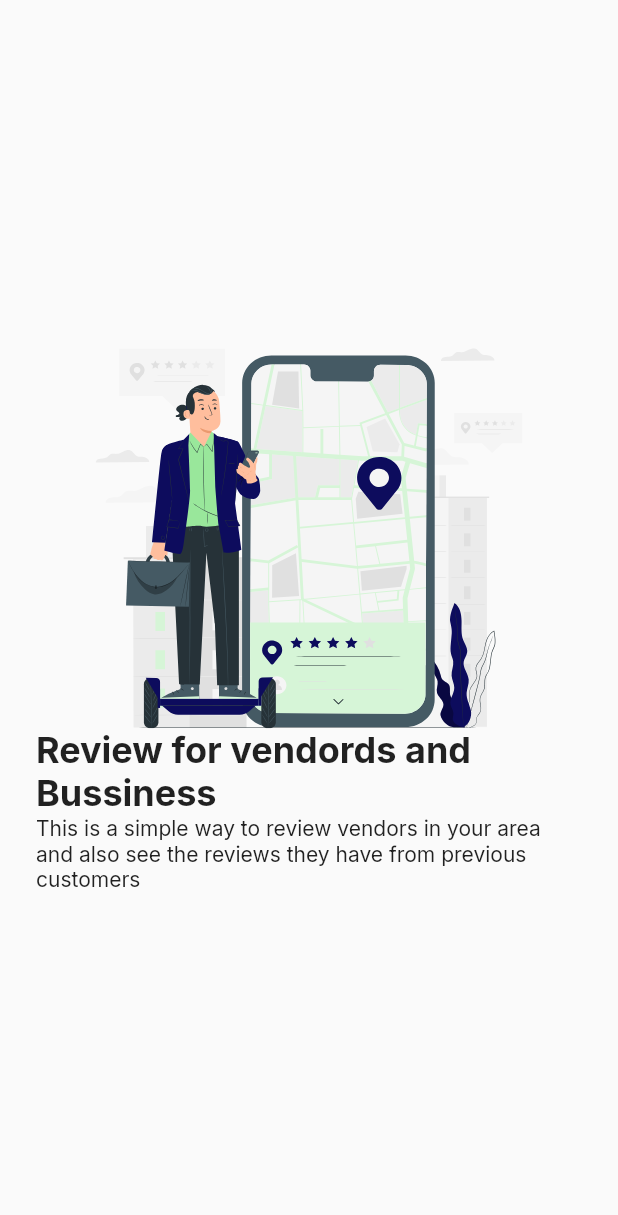
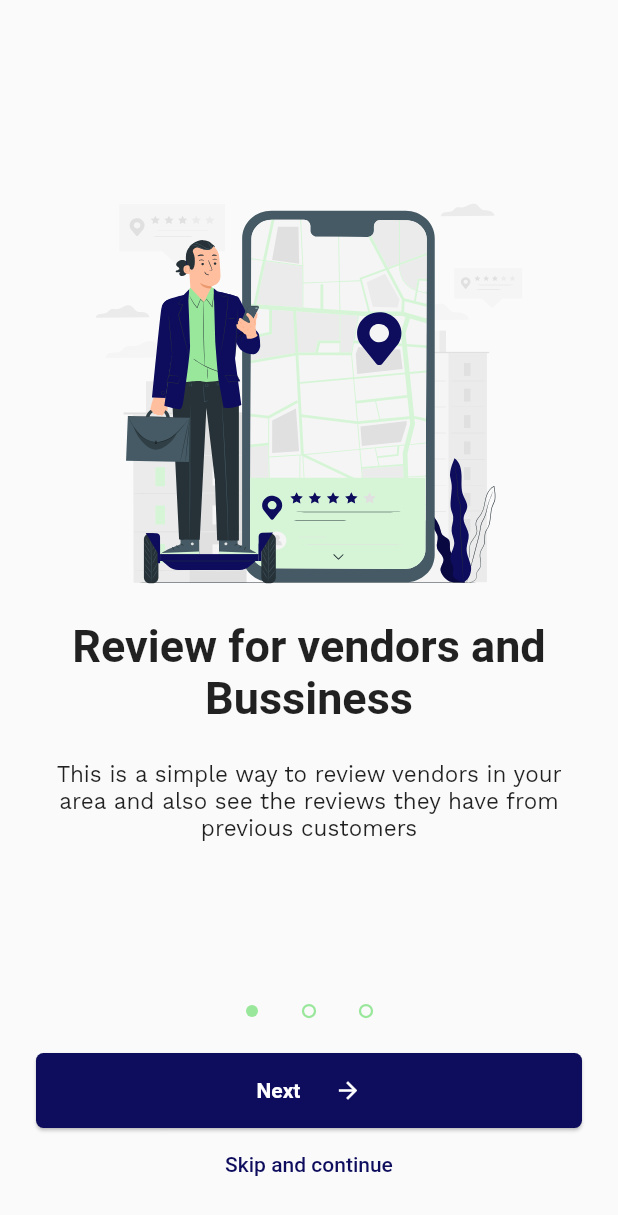
Before and after one commit to presh-devs/siwes_project, a Flutter app: the OnboardingPage screen opened directly, on a phone screen of 412 x 824 dp. Shown: the top 1215 px of the screen. Run offline on Flutter 3.47's test engine with Material 2 defaults, Android fonts, the light colour scheme and no system bars; drawn by our look-alikes of smooth_page_indicator; our stand-ins replace connectivity_plus, flutter_riverpod, flutter_svg, google_fonts; Roboto replaces fonts that are missing (Georama).

Commit message:
feat: implemented onboarding page

```diff
--- /dev/null
+++ b/siwes_project/lib/common_widgets/app_button.dart
@@ -0,0 +1,27 @@
+
+import 'package:flutter/material.dart';
+import 'package:siwes_project/contstants/colors.dart';
+
+class AppButton extends StatelessWidget {
+  const AppButton({
+    super.key, required this.onPressed, required this.child,
+  });
+
+final VoidCallback onPressed;
+final Widget child;
+  @override
+  Widget build(BuildContext context) {
+    return     ElevatedButton(onPressed: onPressed,
+    style: ElevatedButton.styleFrom(
+      backgroundColor: ProjectColors.primaryColor,
+      foregroundColor: Colors.white,
+      minimumSize: const Size(double.infinity, 50),
+      shape: RoundedRectangleBorder(
+        borderRadius: BorderRadius.circular(5)
+
+
+      )
+    ),
+    child: child);
+  }
+}
--- a/siwes_project/lib/contstants/colors.dart
+++ b/siwes_project/lib/contstants/colors.dart
@@ -6,4 +6,5 @@ class ProjectColors{
   // The colors can be accessed by calling ProjectColor.<name of color>
 
   static const Color primaryColor =  Color(0xFF0D0C5D);
+ static const Color primaryGreen =  Color(0xFF99E79B);
  }
--- a/siwes_project/lib/contstants/constants.dart
+++ b/siwes_project/lib/contstants/constants.dart
@@ -8,4 +8,5 @@ class ProjectConstants {
 
 
   static const EdgeInsets generalPadding = EdgeInsets.all(24);
+  static const SizedBox largeSpacing = SizedBox(height: 24);
 }
--- /dev/null
+++ b/siwes_project/lib/features/onboarding/domain/onboarding_model.dart
@@ -0,0 +1,29 @@
+import 'package:siwes_project/contstants/strings.dart';
+
+class OnBoardItem {
+  final String header, description, image;
+
+  OnBoardItem({
+    required this.header,
+    required this.description,
+    required this.image,
+  });
+}
+
+List<OnBoardItem> onBoardingPages = [
+  OnBoardItem(
+      header: 'Review for vendors and Bussiness',
+      description:
+          'This is a simple way to review vendors in your area and also see the reviews they have from previous customers',
+      image: ProjectStrings.onboardingImage1),
+  OnBoardItem(
+      header: 'Rate Businesses after transaction',
+      description:
+          'This is a simple way to review vendors in your area and also see the reviews they have from previous customers',
+      image: ProjectStrings.onboardingImage2),
+  OnBoardItem(
+      header: 'Choose vendors based on reviews',
+      description:
+          'This is a simple way to review vendors in your area and also see the reviews they have from previous customers',
+      image: ProjectStrings.onboardingImage3),
+];
--- /dev/null
+++ b/siwes_project/lib/features/onboarding/provider/onboarding_provider.dart
@@ -0,0 +1,23 @@
+
+import 'package:flutter_riverpod/flutter_riverpod.dart';
+
+class PageNotifier extends StateNotifier<int> {
+  PageNotifier() : super(0);
+
+  changePage() {
+    if (state < 2) {
+      state = state + 1;
+    } else {
+      return;
+    }
+  }
+
+  dotClicked(index) {
+    state = index;
+
+  }
+}
+
+final pageProvider = StateNotifierProvider<PageNotifier, int>((ref) {
+  return PageNotifier();
+});
--- a/siwes_project/lib/features/onboarding/views/onboarding_page.dart
+++ b/siwes_project/lib/features/onboarding/views/onboarding_page.dart
@@ -1,25 +1,106 @@
 import 'package:flutter/material.dart';
+import 'package:flutter_riverpod/flutter_riverpod.dart';
 import 'package:flutter_svg/svg.dart';
+import 'package:google_fonts/google_fonts.dart';
+import 'package:siwes_project/common_widgets/app_button.dart';
+import 'package:siwes_project/contstants/colors.dart';
+
 import 'package:siwes_project/contstants/constants.dart';
-import 'package:siwes_project/contstants/strings.dart';
 
-class OnboardingPage extends StatelessWidget {
+import 'package:siwes_project/features/onboarding/domain/onboarding_model.dart';
+import 'package:siwes_project/features/onboarding/provider/onboarding_provider.dart';
+import 'package:smooth_page_indicator/smooth_page_indicator.dart';
+
+class OnboardingPage extends ConsumerStatefulWidget {
   const OnboardingPage({super.key});
 
   @override
+  ConsumerState<ConsumerStatefulWidget> createState() => _State();
+}
+
+class _State extends ConsumerState<OnboardingPage> {
+  @override
   Widget build(BuildContext context) {
-    return  Scaffold(
+    int currentPage = ref.watch(pageProvider);
+    return Scaffold(
       body: Padding(
-        padding:ProjectConstants.generalPadding,
+        padding: ProjectConstants.generalPadding,
         child: Column(
-          mainAxisAlignment: MainAxisAlignment.center,
           children: [
-          SvgPicture.asset(ProjectStrings.onboardingImage1),
-          Align(
-            alignment: Alignment.center,
-            child: const Text('Review for vendords and Bussiness', style: TextStyle(fontSize: 24, fontWeight: FontWeight.w700),)),
-          const Text('This is a simple way to review vendors in your area and also see the reviews they have from previous customers'),
-        ],),
+            Expanded(
+              child: PageView.builder(
+                itemCount: onBoardingPages.length,
+                physics: const NeverScrollableScrollPhysics(),
+                //onPageChanged: (value) => ref.read(pageProvider.notifier).changePage(),
+                itemBuilder: (context, index) => Column(
+                  mainAxisAlignment: MainAxisAlignment.center,
+                  children: [
+                    SvgPicture.asset(onBoardingPages[currentPage].image),
+                    ProjectConstants.largeSpacing,
+                    Text(
+                      onBoardingPages[currentPage].header,
+                      style: GoogleFonts.georama(
+                          fontSize: 30, fontWeight: FontWeight.w700),
+                      //  const TextStyle(
+                      //     fontSize: 24, fontWeight: FontWeight.w700),
+                      textAlign: TextAlign.center,
+                    ),
+                    ProjectConstants.largeSpacing,
+                    Text(
+                      onBoardingPages[index].description,
+                      style: GoogleFonts.workSans(
+                        fontWeight: FontWeight.w400,
+                        fontSize: 15,
+                      ),
+                      textAlign: TextAlign.center,
+                    ),
+                  ],
+                ),
+              ),
+            ),
+            AnimatedSmoothIndicator(
+              activeIndex: currentPage,
+              count: 3,
+              effect: const SlideEffect(
+                  spacing: 30.0,
+                  radius: 8.0,
+                  dotWidth: 8.0,
+                  dotHeight: 8.0,
+                  paintStyle: PaintingStyle.stroke,
+                  strokeWidth: 1.5,
+                  dotColor: ProjectColors.primaryGreen,
+                  activeDotColor: ProjectColors.primaryGreen),
+              onDotClicked: (index) {
+                ref.read(pageProvider.notifier).dotClicked(index);
+              },
+            ),
+            ProjectConstants.largeSpacing,
+            AppButton(
+                child: const SizedBox(
+                  width: 70,
+                  child: Row(
+                    mainAxisAlignment: MainAxisAlignment.spaceBetween,
+                    children: [
+                      Text('Next',style: TextStyle(fontSize: 14, fontWeight:
+                      FontWeight.w700),),
+                      Icon(Icons.arrow_forward),
+                    ],
+                  ),
+                ),
+                onPressed: () {
+                  if (currentPage < 2) {
+                    ref.read(pageProvider.notifier).changePage();
+                  }
+                  // Navigate to sign up screen
+                }),
+            TextButton(
+              onPressed: () {},
+              child: const Text(
+                'Skip and continue',
+              ),
+            ),
+          ],
+        ),
       ),
     );
   }
--- a/siwes_project/lib/main.dart
+++ b/siwes_project/lib/main.dart
@@ -1,6 +1,7 @@
 import 'package:flutter/material.dart';
 import 'package:flutter_riverpod/flutter_riverpod.dart';
 import 'package:siwes_project/contstants/theme.dart';
+import 'package:siwes_project/features/onboarding/views/onboarding_page.dart';
 import 'package:siwes_project/main/views/main_screen.dart';
 
 void main() {
@@ -18,7 +19,7 @@ class MyApp extends StatelessWidget {
       title: 'Flutter Demo',
       theme: ProjectTheme.materialTheme(context),
       debugShowCheckedModeBanner: false,
-      home: const MyHomePage(),
+      home: const OnboardingPage(),
     );
   }
 }
--- a/siwes_project/pubspec.yaml
+++ b/siwes_project/pubspec.yaml
@@ -23,6 +23,7 @@ dependencies:
   connectivity_plus: ^4.0.2
   neubrutalism_ui: ^1.0.0
   google_fonts: ^6.1.0
+  smooth_page_indicator: ^1.1.0
 
 dev_dependencies:
   flutter_test:
```
Also changed, not shown: siwes_project/pubspec.lock.
